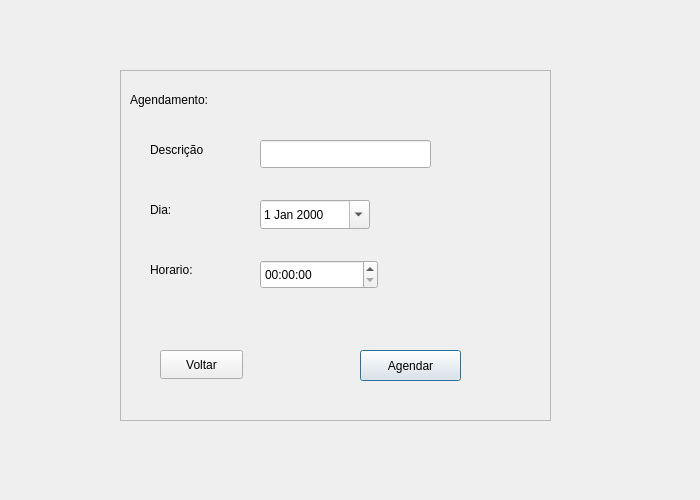
First picture: the form in marcar_horario.ui, repository PatrickAlmeidaa/managerHUB, before the edit.
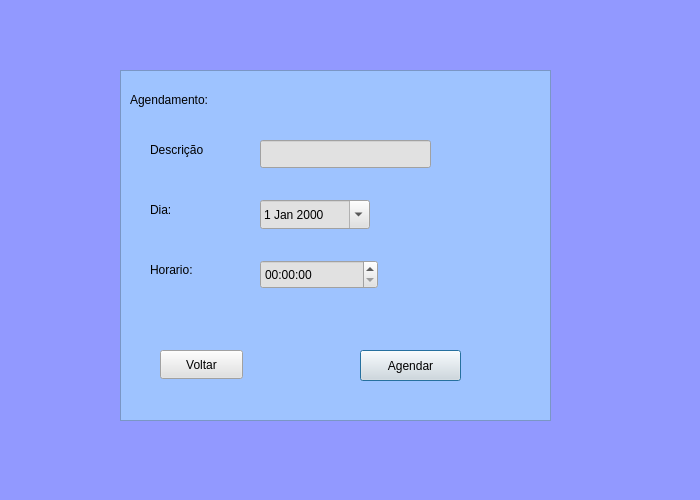
Second picture: the form after the edit.

Commit message: Telas coloracao

The edit to the form file:
```diff
--- a/marcar_horario.ui
+++ b/marcar_horario.ui
@@ -25,6 +25,10 @@
   <property name="windowTitle">
    <string>Dialog</string>
   </property>
+  <property name="styleSheet">
+   <string notr="true">color: rgb(0, 0, 0);
+background-color: rgb(146, 153, 255);</string>
+  </property>
   <widget class="QFrame" name="frame">
    <property name="geometry">
     <rect>
@@ -34,6 +38,10 @@
      <height>351</height>
     </rect>
    </property>
+   <property name="styleSheet">
+    <string notr="true">color: rgb(0, 0, 0);
+background-color: rgb(158, 195, 255);</string>
+   </property>
    <property name="frameShape">
     <enum>QFrame::StyledPanel</enum>
    </property>
@@ -62,6 +70,10 @@
       <height>29</height>
      </rect>
     </property>
+    <property name="styleSheet">
+     <string notr="true">color: rgb(0, 0, 0);
+background-color: rgb(225, 225, 225);</string>
+    </property>
    </widget>
    <widget class="QDateEdit" name="dateEdit">
     <property name="geometry">
@@ -72,6 +84,10 @@
       <height>29</height>
      </rect>
     </property>
+    <property name="styleSheet">
+     <string notr="true">color: rgb(0, 0, 0);
+background-color: rgb(225, 225, 225);</string>
+    </property>
     <property name="calendarPopup">
      <bool>true</bool>
     </property>
@@ -111,6 +127,10 @@
       <height>31</height>
      </rect>
     </property>
+    <property name="styleSheet">
+     <string notr="true">color: rgb(0, 0, 0);
+background-color: rgb(225, 225, 225);</string>
+    </property>
     <property name="text">
      <string>Agendar</string>
     </property>
@@ -125,7 +145,8 @@
      </rect>
     </property>
     <property name="styleSheet">
-     <string notr="true"/>
+     <string notr="true">color: rgb(0, 0, 0);
+background-color: rgb(225, 225, 225);</string>
     </property>
    </widget>
    <widget class="QLabel" name="Descricao">
@@ -150,6 +171,10 @@
       <height>29</height>
      </rect>
     </property>
+    <property name="styleSheet">
+     <string notr="true">color: rgb(0, 0, 0);
+background-color: rgb(225, 225, 225);</string>
+    </property>
     <property name="text">
      <string>Voltar</string>
     </property>
```
The commit also changes 3 other files.
